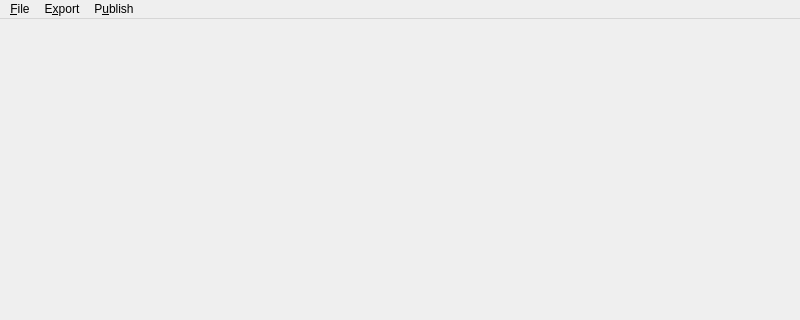
This is src/wm2000/gui/main_window.ui in nhanb/wm2000 as Qt 5 draws it before an edit; both pictures show x 0 to 800 and y 0 to 320 of the 800 by 600 pixel window. The edited form follows.
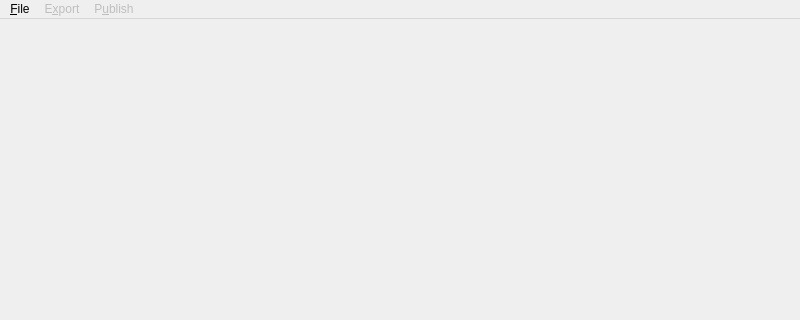
This is the edited form. Icons and pictures are not drawn.

Commit message: disable certain actions by default

```diff
--- a/src/wm2000/gui/main_window.ui
+++ b/src/wm2000/gui/main_window.ui
@@ -44,6 +44,9 @@
     <addaction name="actionQuit"/>
    </widget>
    <widget class="QMenu" name="menuExport">
+    <property name="enabled">
+     <bool>false</bool>
+    </property>
     <property name="title">
      <string>E&amp;xport</string>
     </property>
@@ -51,6 +54,9 @@
     <addaction name="actionChoose"/>
    </widget>
    <widget class="QMenu" name="menuPublish">
+    <property name="enabled">
+     <bool>false</bool>
+    </property>
     <property name="title">
      <string>P&amp;ublish</string>
     </property>
```
Left out of the diff: 5 changed lines with no effect on the pictures. The commit also changes 1 other file.
